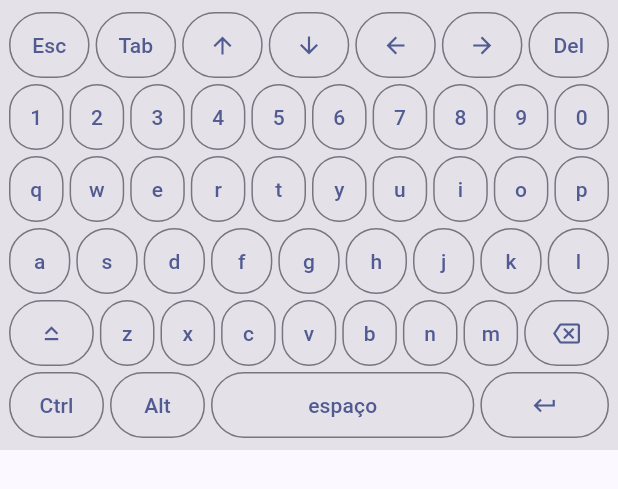
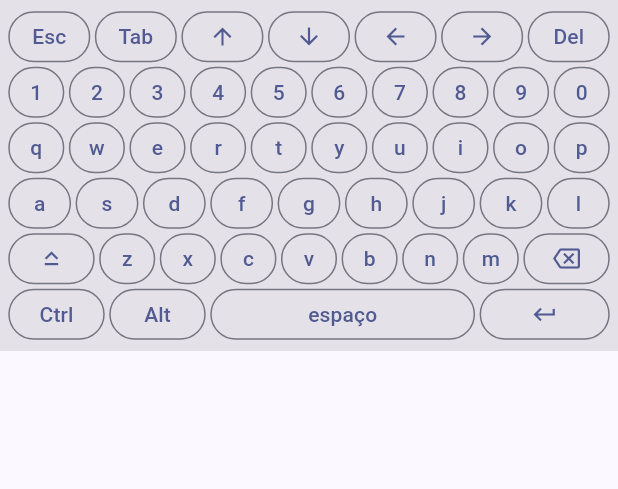
Before and after one commit to Cchaves20/RemoteOne, a Flutter app: the RemoteKeyboard widget shown alone on an empty page, opened directly with empty values, on a phone screen of 412 x 824 dp. Shown: the top 489 px of the screen. Run offline on Flutter 3.47's test engine with Material 3 defaults, Android fonts, the phone set to English and light mode, and no system bars.

Commit message:
App: tela de controle em paisagem e teclado que não cobre a tela
- RemoteScreen força orientação paisagem (a tela 16:9 do PC preenche o
  celular); restaura ao sair
- layout em Column: o teclado empurra a imagem para cima em vez de sobrepor
- teclado mais compacto (altura de tecla 34) para caber em paisagem

Sem SDK Flutter aqui: validar com flutter analyze no rebuild.

Co-Authored-By: Claude Fable 5 <noreply@anthropic.com>
Claude-Session: https://claude.ai/code/session_01NLULmonCbXNPobYp9g7Y1Z

```diff
--- a/client/lib/widgets/remote_keyboard.dart
+++ b/client/lib/widgets/remote_keyboard.dart
@@ -62,9 +62,9 @@ class _RemoteKeyboardState extends State<RemoteKeyboard> {
     return Expanded(
       flex: flex,
       child: Padding(
-        padding: const EdgeInsets.all(2),
+        padding: const EdgeInsets.all(1.5),
         child: SizedBox(
-          height: 44,
+          height: 34,
           child: active
               ? FilledButton(
                   onPressed: onTap,
```
Also changed, not shown: client/lib/screens/remote_screen.dart (+24 -11 lines).
